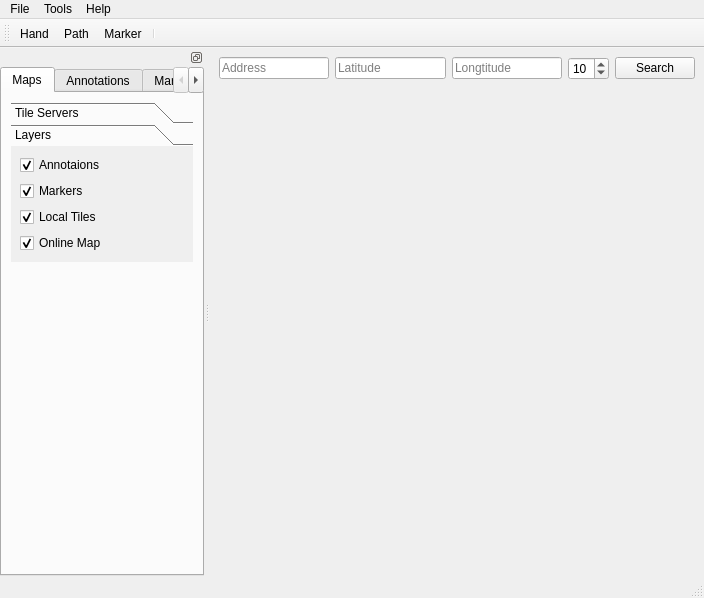
Above: ui/main_window.ui from Amirreza-Saeedi/Map-App before the change. Below: the same form after it.
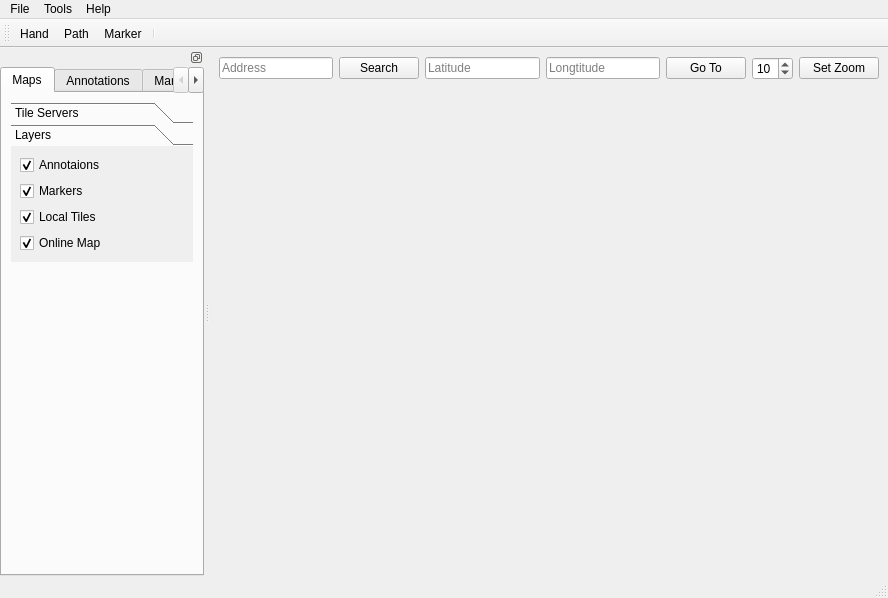
That is the form after the change. Icons and pictures are not drawn.

Commit message: - search implemented - lvl 19 bug fixed

Patch:
```diff
--- a/ui/main_window.ui
+++ b/ui/main_window.ui
@@ -6,7 +6,7 @@
    <rect>
     <x>0</x>
     <y>0</y>
-    <width>704</width>
+    <width>888</width>
     <height>598</height>
    </rect>
   </property>
@@ -67,6 +67,13 @@
             </property>
            </widget>
           </item>
+          <item>
+           <widget class="QPushButton" name="pushButtonSearch">
+            <property name="text">
+             <string>Search</string>
+            </property>
+           </widget>
+          </item>
           <item>
            <widget class="QLineEdit" name="lineEditLat">
             <property name="maximumSize">
@@ -102,6 +109,13 @@
             </property>
            </widget>
           </item>
+          <item>
+           <widget class="QPushButton" name="pushButton_2">
+            <property name="text">
+             <string>Go To</string>
+            </property>
+           </widget>
+          </item>
           <item>
            <widget class="QSpinBox" name="spinBoxZoom">
             <property name="minimum">
@@ -116,9 +130,9 @@
            </widget>
           </item>
           <item>
-           <widget class="QPushButton" name="pushButtonSearch">
+           <widget class="QPushButton" name="pushButton">
             <property name="text">
-             <string>Search</string>
+             <string>Set Zoom</string>
             </property>
            </widget>
           </item>
@@ -140,7 +154,7 @@
     <rect>
      <x>0</x>
      <y>0</y>
-     <width>704</width>
+     <width>888</width>
      <height>26</height>
     </rect>
    </property>
```
The commit also changes 4 other files.
